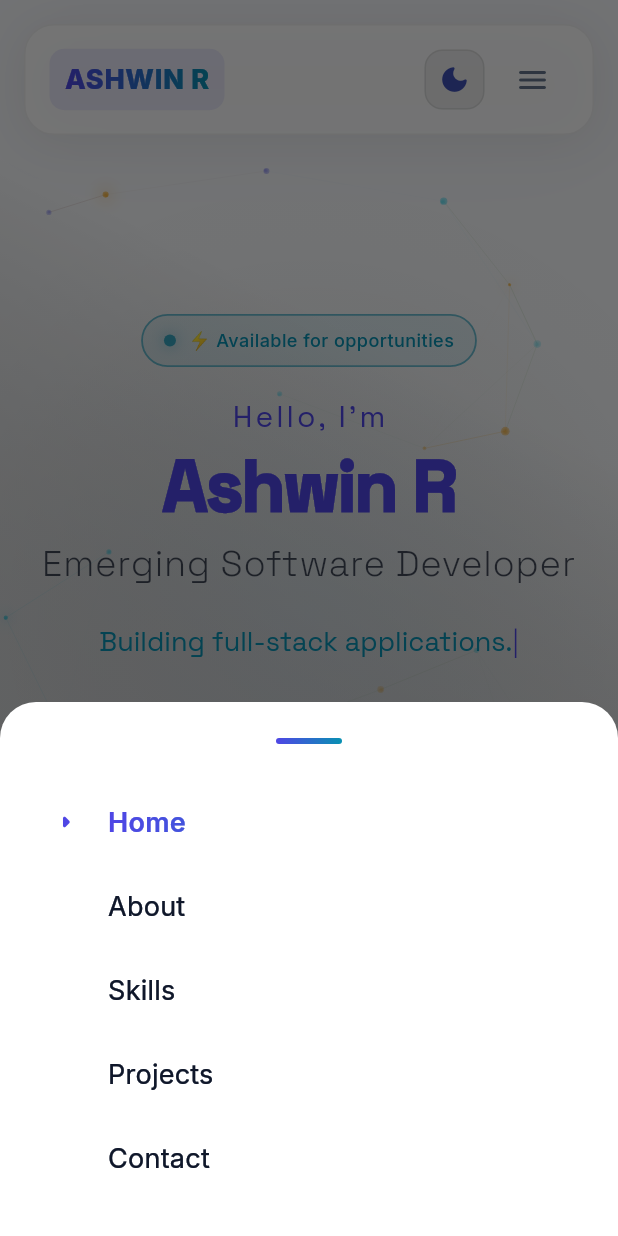
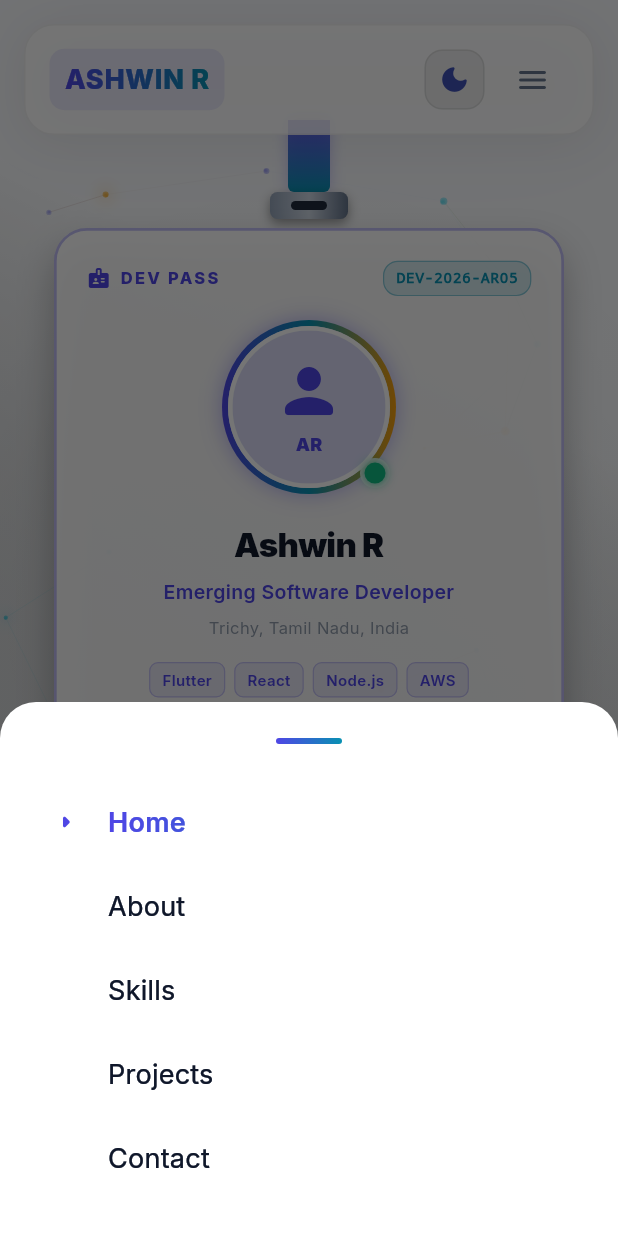
Before and after one commit to Ashwin-R05/Portfolio, a Flutter app: the screen it shows after launch, after a tap on the "light mode" icon, after a tap on the "menu" icon, on a phone screen of 412 x 824 dp. Run offline on Flutter 3.47's test engine with Material 3 defaults, Android fonts, the phone set to English and light mode, and no system bars; drawn by our look-alikes of flutter_animate; our stand-ins replace go_router, google_fonts, visibility_detector.

Commit message:
Feat: 3D interactive Developer ID Card falling landing page layout

```diff
--- a/lib/data/profile_data.dart
+++ b/lib/data/profile_data.dart
@@ -20,6 +20,8 @@ class ProfileData {
   static const String email = 'ashwinr0205@gmail.com';
   static const String location = 'Trichy, Tamil Nadu, India';
   static const String education = 'B.Tech Information Technology';
+  static const String idNumber = 'DEV-2026-AR05';
+  static const String profilePhotoPath = 'assets/images/profile.jpg';
 
   /// Short bio for the About section — conversational, not a résumé dump.
   static const String bio =
--- a/lib/screens/hero_section.dart
+++ b/lib/screens/hero_section.dart
@@ -16,6 +16,7 @@ import '../data/profile_data.dart';
 import '../theme/app_colors.dart';
 import '../widgets/animated_text.dart';
 import '../widgets/glow_button.dart';
+import '../widgets/id_card.dart';
 
 class HeroSection extends StatefulWidget {
   final VoidCallback onExplorePressed;
@@ -65,47 +66,15 @@ class _HeroSectionState extends State<HeroSection>
     final theme = Theme.of(context);
     final isDark = theme.brightness == Brightness.dark;
     final screenWidth = MediaQuery.of(context).size.width;
-    final isMobile = screenWidth < 768;
+    final isMobile = screenWidth < 900;
     final primaryColor = isDark ? AppColors.darkPrimary : AppColors.lightPrimary;
     final secondaryColor = isDark ? AppColors.darkSecondary : AppColors.lightSecondary;
 
-    return SizedBox(
-      width: double.infinity,
-      height: MediaQuery.of(context).size.height,
-      child: Stack(
-        children: [
-          // ── Particle background ───────────────────────────────────────
-          const Positioned.fill(child: ParticleCanvas()),
-
-          // ── Diagonal gradient overlay ──────────────────────────────────
-          Positioned.fill(
-            child: DecoratedBox(
-              decoration: BoxDecoration(
-                gradient: LinearGradient(
-                  begin: Alignment.topRight,
-                  end: Alignment.bottomLeft,
-                  colors: [
-                    Colors.transparent,
-                    (isDark ? AppColors.darkBackground : AppColors.lightBackground)
-                        .withValues(alpha: 0.55),
-                  ],
-                  stops: const [0.3, 1.0],
-                ),
-              ),
-            ),
-          ),
-
-          // ── Content ───────────────────────────────────────────────────
-          Center(
-            child: Padding(
-              padding: EdgeInsets.symmetric(
-                horizontal: isMobile ? 24 : 80,
-              ),
-              child: Column(
+    // Text content column
+    final textContent = Column(
       mainAxisSize: MainAxisSize.min,
-                crossAxisAlignment: isMobile
-                    ? CrossAxisAlignment.center
-                    : CrossAxisAlignment.start,
+      crossAxisAlignment:
+          isMobile ? CrossAxisAlignment.center : CrossAxisAlignment.start,
       children: [
         // ── Animated badge ──────────────────────────────────
         _PulsingBadge(
@@ -177,7 +146,7 @@ class _HeroSectionState extends State<HeroSection>
 
         const SizedBox(height: 12),
 
-                  // ── Simple clean role title ─────────────────────────
+        // ── Role title ─────────────────────────
         Text(
           ProfileData.role,
           style: theme.textTheme.headlineMedium?.copyWith(
@@ -191,7 +160,7 @@ class _HeroSectionState extends State<HeroSection>
             .fadeIn(duration: 600.ms, delay: 600.ms)
             .slideY(begin: 0.2, end: 0, duration: 600.ms),
 
-                  const SizedBox(height: 24),
+        const SizedBox(height: 20),
 
         // ── Typewriter tagline ────────────────────────────
         AnimatedTypewriter(
@@ -206,7 +175,7 @@ class _HeroSectionState extends State<HeroSection>
             .animate()
             .fadeIn(duration: 600.ms, delay: 800.ms),
 
-                  const SizedBox(height: 48),
+        const SizedBox(height: 36),
 
         // ── CTA buttons ───────────────────────────────────
         Wrap(
@@ -231,6 +200,84 @@ class _HeroSectionState extends State<HeroSection>
             .fadeIn(duration: 600.ms, delay: 1000.ms)
             .slideY(begin: 0.4, end: 0, duration: 600.ms),
       ],
+    );
+
+    // Falling ID Card widget
+    final idCardWidget = DeveloperIdCard(isDark: isDark)
+        .animate()
+        .fadeIn(duration: 800.ms, delay: 300.ms)
+        .slideY(
+          begin: -1.2,
+          end: 0,
+          duration: 1100.ms,
+          curve: Curves.easeOutBack,
+        )
+        .rotate(
+          begin: 0.02,
+          end: 0,
+          duration: 1200.ms,
+          curve: Curves.easeInOutCubic,
+        );
+
+    return SizedBox(
+      width: double.infinity,
+      height: MediaQuery.of(context).size.height,
+      child: Stack(
+        children: [
+          // ── Particle background ───────────────────────────────────────
+          const Positioned.fill(child: ParticleCanvas()),
+
+          // ── Diagonal gradient overlay ──────────────────────────────────
+          Positioned.fill(
+            child: DecoratedBox(
+              decoration: BoxDecoration(
+                gradient: LinearGradient(
+                  begin: Alignment.topRight,
+                  end: Alignment.bottomLeft,
+                  colors: [
+                    Colors.transparent,
+                    (isDark ? AppColors.darkBackground : AppColors.lightBackground)
+                        .withValues(alpha: 0.55),
+                  ],
+                  stops: const [0.3, 1.0],
+                ),
+              ),
+            ),
+          ),
+
+          // ── Content ───────────────────────────────────────────────────
+          Center(
+            child: SingleChildScrollView(
+              physics: const BouncingScrollPhysics(),
+              child: Padding(
+                padding: EdgeInsets.symmetric(
+                  horizontal: isMobile ? 24 : 70,
+                  vertical: 40,
+                ),
+                child: isMobile
+                    ? Column(
+                        mainAxisSize: MainAxisSize.min,
+                        children: [
+                          const SizedBox(height: 40),
+                          idCardWidget,
+                          const SizedBox(height: 36),
+                          textContent,
+                        ],
+                      )
+                    : Row(
+                        crossAxisAlignment: CrossAxisAlignment.center,
+                        children: [
+                          Expanded(
+                            flex: 6,
+                            child: textContent,
+                          ),
+                          const SizedBox(width: 32),
+                          Expanded(
+                            flex: 5,
+                            child: Center(child: idCardWidget),
+                          ),
+                        ],
+                      ),
               ),
             ),
           ),
--- /dev/null
+++ b/lib/widgets/id_card.dart
@@ -0,0 +1,477 @@
+/// Interactive 3D Developer ID Card widget.
+///
+/// Features:
+/// - Lanyard strap & metallic badge clip header
+/// - Glassmorphic card body with cyber glow borders
+/// - Profile photo loader with fallback avatar initials & online indicator
+/// - Developer details: Name, Role, ID tag, Tech stack micro-badges, & Barcode
+/// - 3D Perspective Matrix Tilt tracking on mouse movement
+import 'dart:math' as math;
+import 'package:flutter/material.dart';
+import '../data/profile_data.dart';
+import '../theme/app_colors.dart';
+
+class DeveloperIdCard extends StatefulWidget {
+  final bool isDark;
+  const DeveloperIdCard({super.key, required this.isDark});
+
+  @override
+  State<DeveloperIdCard> createState() => _DeveloperIdCardState();
+}
+
+class _DeveloperIdCardState extends State<DeveloperIdCard> {
+  // Mouse hover 3D tilt coordinates
+  double _rotateX = 0.0;
+  double _rotateY = 0.0;
+  bool _isHovered = false;
+
+  void _onHover(PointerEvent event, Size size) {
+    if (size.width == 0 || size.height == 0) return;
+
+    // Calculate normalized offset from center (-1.0 to 1.0)
+    final dx = (event.localPosition.dx - (size.width / 2)) / (size.width / 2);
+    final dy = (event.localPosition.dy - (size.height / 2)) / (size.height / 2);
+
+    setState(() {
+      _rotateX = -dy * 0.25; // Tilt up/down (Max ~14 deg)
+      _rotateY = dx * 0.25;  // Tilt left/right (Max ~14 deg)
+      _isHovered = true;
+    });
+  }
+
+  void _onExit(PointerEvent event) {
+    setState(() {
+      _rotateX = 0.0;
+      _rotateY = 0.0;
+      _isHovered = false;
+    });
+  }
+
+  @override
+  Widget build(BuildContext context) {
+    final primaryColor =
+        widget.isDark ? AppColors.darkPrimary : AppColors.lightPrimary;
+    final secondaryColor =
+        widget.isDark ? AppColors.darkSecondary : AppColors.lightSecondary;
+    final cardBg = widget.isDark
+        ? const Color(0xFF0F172A).withValues(alpha: 0.85)
+        : Colors.white.withValues(alpha: 0.90);
+
+    return Column(
+      mainAxisSize: MainAxisSize.min,
+      children: [
+        // ── Lanyard Strap ─────────────────────────────────────────────
+        Container(
+          width: 28,
+          height: 48,
+          decoration: BoxDecoration(
+            gradient: LinearGradient(
+              begin: Alignment.topCenter,
+              end: Alignment.bottomCenter,
+              colors: [
+                primaryColor.withValues(alpha: 0.8),
+                secondaryColor,
+              ],
+            ),
+            borderRadius: const BorderRadius.vertical(bottom: Radius.circular(4)),
+            boxShadow: [
+              BoxShadow(
+                color: primaryColor.withValues(alpha: 0.3),
+                blurRadius: 8,
+              ),
+            ],
+          ),
+        ),
+
+        // ── Metallic Clip Assembly ───────────────────────────────────
+        Container(
+          width: 52,
+          height: 18,
+          decoration: BoxDecoration(
+            gradient: const LinearGradient(
+              colors: [
+                Color(0xFF94A3B8),
+                Color(0xFFCBD5E1),
+                Color(0xFF64748B),
+              ],
+            ),
+            borderRadius: BorderRadius.circular(5),
+            boxShadow: [
+              BoxShadow(
+                color: Colors.black.withValues(alpha: 0.4),
+                blurRadius: 6,
+                offset: const Offset(0, 3),
+              ),
+            ],
+          ),
+          child: Center(
+            child: Container(
+              width: 24,
+              height: 6,
+              decoration: BoxDecoration(
+                color: const Color(0xFF1E293B),
+                borderRadius: BorderRadius.circular(3),
+              ),
+            ),
+          ),
+        ),
+
+        const SizedBox(height: 6),
+
+        // ── 3D Interactive Card Body ─────────────────────────────────
+        LayoutBuilder(
+          builder: (context, constraints) {
+            final cardWidth = math.min(340.0, MediaQuery.of(context).size.width - 48);
+
+            return MouseRegion(
+              onHover: (e) => _onHover(e, Size(cardWidth, 480)),
+              onExit: _onExit,
+              cursor: SystemMouseCursors.click,
+              child: AnimatedContainer(
+                duration: _isHovered
+                    ? const Duration(milliseconds: 80)
+                    : const Duration(milliseconds: 500),
+                curve: Curves.easeOutCubic,
+                transform: Matrix4.identity()
+                  ..setEntry(3, 2, 0.001) // Perspective
+                  ..rotateX(_rotateX)
+                  ..rotateY(_rotateY),
+                transformAlignment: Alignment.center,
+                child: AnimatedScale(
+                  scale: _isHovered ? 1.03 : 1.0,
+                  duration: const Duration(milliseconds: 250),
+                  curve: Curves.easeOut,
+                  child: Container(
+                    width: cardWidth,
+                    padding: const EdgeInsets.all(20),
+                    decoration: BoxDecoration(
+                      color: cardBg,
+                      borderRadius: BorderRadius.circular(22),
+                      border: Border.all(
+                        color: _isHovered
+                            ? primaryColor
+                            : primaryColor.withValues(alpha: 0.35),
+                        width: 1.8,
+                      ),
+                      boxShadow: [
+                        BoxShadow(
+                          color: (_isHovered ? primaryColor : Colors.black)
+                              .withValues(alpha: _isHovered ? 0.35 : 0.25),
+                          blurRadius: _isHovered ? 32 : 20,
+                          spreadRadius: _isHovered ? 2 : 0,
+                          offset: const Offset(0, 12),
+                        ),
+                      ],
+                    ),
+                    child: Column(
+                      crossAxisAlignment: CrossAxisAlignment.center,
+                      mainAxisSize: MainAxisSize.min,
+                      children: [
+                        // Card Header Barcode / Title
+                        Row(
+                          mainAxisAlignment: MainAxisAlignment.spaceBetween,
+                          children: [
+                            Row(
+                              children: [
+                                Icon(
+                                  Icons.badge_rounded,
+                                  size: 16,
+                                  color: primaryColor,
+                                ),
+                                const SizedBox(width: 6),
+                                Text(
+                                  'DEV PASS',
+                                  style: TextStyle(
+                                    fontSize: 11,
+                                    fontWeight: FontWeight.w800,
+                                    letterSpacing: 1.5,
+                                    color: primaryColor,
+                                  ),
+                                ),
+                              ],
+                            ),
+                            Container(
+                              padding: const EdgeInsets.symmetric(
+                                horizontal: 8,
+                                vertical: 3,
+                              ),
+                              decoration: BoxDecoration(
+                                color: secondaryColor.withValues(alpha: 0.15),
+                                borderRadius: BorderRadius.circular(10),
+                                border: Border.all(
+                                  color: secondaryColor.withValues(alpha: 0.4),
+                                  width: 0.8,
+                                ),
+                              ),
+                              child: Text(
+                                ProfileData.idNumber,
+                                style: TextStyle(
+                                  fontSize: 10,
+                                  fontFamily: 'monospace',
+                                  fontWeight: FontWeight.w700,
+                                  color: secondaryColor,
+                                ),
+                              ),
+                            ),
+                          ],
+                        ),
+
+                        const SizedBox(height: 16),
+
+                        // Profile Photo Container
+                        Stack(
+                          alignment: Alignment.center,
+                          children: [
+                            // Ambient Glow Ring
+                            AnimatedContainer(
+                              duration: const Duration(milliseconds: 300),
+                              width: 116,
+                              height: 116,
+                              decoration: BoxDecoration(
+                                shape: BoxShape.circle,
+                                gradient: LinearGradient(
+                                  colors: [
+                                    primaryColor,
+                                    secondaryColor,
+                                    AppColors.darkAccent,
+                                  ],
+                                ),
+                                boxShadow: [
+                                  BoxShadow(
+                                    color: primaryColor.withValues(alpha: 0.4),
+                                    blurRadius: _isHovered ? 20 : 12,
+                                  ),
+                                ],
+                              ),
+                            ),
+
+                            // Photo / Avatar Frame
+                            Container(
+                              width: 108,
+                              height: 108,
+                              decoration: BoxDecoration(
+                                shape: BoxShape.circle,
+                                color: widget.isDark
+                                    ? const Color(0xFF1E293B)
+                                    : const Color(0xFFF1F5F9),
+                                border: Border.all(
+                                  color: cardBg,
+                                  width: 3,
+                                ),
+                              ),
+                              child: ClipOval(
+                                child: Image.asset(
+                                  ProfileData.profilePhotoPath,
+                                  fit: BoxFit.cover,
+                                  errorBuilder: (context, error, stackTrace) {
+                                    // Fallback Avatar if image asset is missing
+                                    return Container(
+                                      color: primaryColor.withValues(alpha: 0.15),
+                                      child: Center(
+                                        child: Column(
+                                          mainAxisAlignment: MainAxisAlignment.center,
+                                          children: [
+                                            Icon(
+                                              Icons.person_rounded,
+                                              size: 48,
+                                              color: primaryColor,
+                                            ),
+                                            const SizedBox(height: 2),
+                                            Text(
+                                              'AR',
+                                              style: TextStyle(
+                                                fontSize: 12,
+                                                fontWeight: FontWeight.w900,
+                                                color: primaryColor,
+                                              ),
+                                            ),
+                                          ],
+                                        ),
+                                      ),
+                                    );
+                                  },
+                                ),
+                              ),
+                            ),
+
+                            // Active Online Indicator Badge
+                            Positioned(
+                              bottom: 4,
+                              right: 4,
+                              child: Container(
+                                padding: const EdgeInsets.all(3),
+                                decoration: BoxDecoration(
+                                  color: cardBg,
+                                  shape: BoxShape.circle,
+                                ),
+                                child: Container(
+                                  width: 14,
+                                  height: 14,
+                                  decoration: const BoxDecoration(
+                                    color: Color(0xFF10B981), // Vivid Emerald Green
+                                    shape: BoxShape.circle,
+                                    boxShadow: [
+                                      BoxShadow(
+                                        color: Color(0xFF10B981),
+                                        blurRadius: 6,
+                                      ),
+                                    ],
+                                  ),
+                                ),
+                              ),
+                            ),
+                          ],
+                        ),
+
+                        const SizedBox(height: 16),
+
+                        // Name
+                        Text(
+                          ProfileData.name,
+                          style: TextStyle(
+                            fontSize: 22,
+                            fontWeight: FontWeight.w900,
+                            letterSpacing: -0.5,
+                            color: widget.isDark
+                                ? AppColors.darkTextPrimary
+                                : AppColors.lightTextPrimary,
+                          ),
+                        ),
+
+                        const SizedBox(height: 4),
+
+                        // Role Tag
+                        Text(
+                          ProfileData.role,
+                          style: TextStyle(
+                            fontSize: 13,
+                            fontWeight: FontWeight.w600,
+                            color: primaryColor,
+                          ),
+                          textAlign: TextAlign.center,
+                        ),
+
+                        const SizedBox(height: 4),
+
+                        // Subtitle
+                        Text(
+                          ProfileData.location,
+                          style: TextStyle(
+                            fontSize: 11,
+                            color: (widget.isDark
+                                    ? AppColors.darkTextSecondary
+                                    : AppColors.lightTextSecondary)
+                                .withValues(alpha: 0.7),
+                          ),
+                        ),
+
+                        const SizedBox(height: 14),
+
+                        // Tech Stack Micro Badges
+                        Wrap(
+                          spacing: 6,
+                          runSpacing: 6,
+                          alignment: WrapAlignment.center,
+                          children: const [
+                            _TechBadge(label: 'Flutter'),
+                            _TechBadge(label: 'React'),
+                            _TechBadge(label: 'Node.js'),
+                            _TechBadge(label: 'AWS'),
+                          ],
+                        ),
+
+                        const SizedBox(height: 16),
+                        Divider(
+                          color: (widget.isDark ? Colors.white : Colors.black)
+                              .withValues(alpha: 0.1),
+                          height: 1,
+                        ),
+                        const SizedBox(height: 12),
+
+                        // Bottom Card Footer (Barcode Graphic + Verification)
+                        Row(
+                          mainAxisAlignment: MainAxisAlignment.spaceBetween,
+                          children: [
+                            // Barcode simulation
+                            Row(
+                              children: List.generate(
+                                18,
+                                (index) => Container(
+                                  margin: const EdgeInsets.only(right: 2.5),
+                                  width: (index % 3 == 0) ? 3.0 : 1.5,
+                                  height: 20,
+                                  color: (widget.isDark
+                                          ? Colors.white
+                                          : Colors.black)
+                                      .withValues(alpha: 0.4 + (index % 4) * 0.15),
+                                ),
+                              ),
+                            ),
+
+                            // Verification Stamp
+                            Row(
+                              children: [
+                                Icon(
+                                  Icons.verified_user_rounded,
+                                  size: 14,
+                                  color: secondaryColor,
+                                ),
+                                const SizedBox(width: 4),
+                                Text(
+                                  'VERIFIED',
+                                  style: TextStyle(
+                                    fontSize: 9,
+                                    fontWeight: FontWeight.w900,
+                                    letterSpacing: 1.0,
+                                    color: secondaryColor,
+                                  ),
+                                ),
+                              ],
+                            ),
+                          ],
+                        ),
+                      ],
+                    ),
+                  ),
+                ),
+              ),
+            );
+          },
+        ),
+      ],
+    );
+  }
+}
+
+class _TechBadge extends StatelessWidget {
+  final String label;
+  const _TechBadge({required this.label});
+
+  @override
+  Widget build(BuildContext context) {
+    final theme = Theme.of(context);
+    final isDark = theme.brightness == Brightness.dark;
+
+    return Container(
+      padding: const EdgeInsets.symmetric(horizontal: 8, vertical: 3),
+      decoration: BoxDecoration(
+        color: (isDark ? AppColors.darkPrimary : AppColors.lightPrimary)
+            .withValues(alpha: 0.1),
+        borderRadius: BorderRadius.circular(6),
+        border: Border.all(
+          color: (isDark ? AppColors.darkPrimary : AppColors.lightPrimary)
+              .withValues(alpha: 0.25),
+          width: 0.8,
+        ),
+      ),
+      child: Text(
+        label,
+        style: TextStyle(
+          fontSize: 10,
+          fontWeight: FontWeight.w600,
+          color: isDark ? AppColors.darkPrimary : AppColors.lightPrimary,
+        ),
+      ),
+    );
+  }
+}
--- a/pubspec.yaml
+++ b/pubspec.yaml
@@ -32,3 +32,4 @@ flutter:
   uses-material-design: true
   assets:
     - assets/resume.pdf
+    - assets/images/
```
Lines whose indentation alone changed are shown as unchanged.
